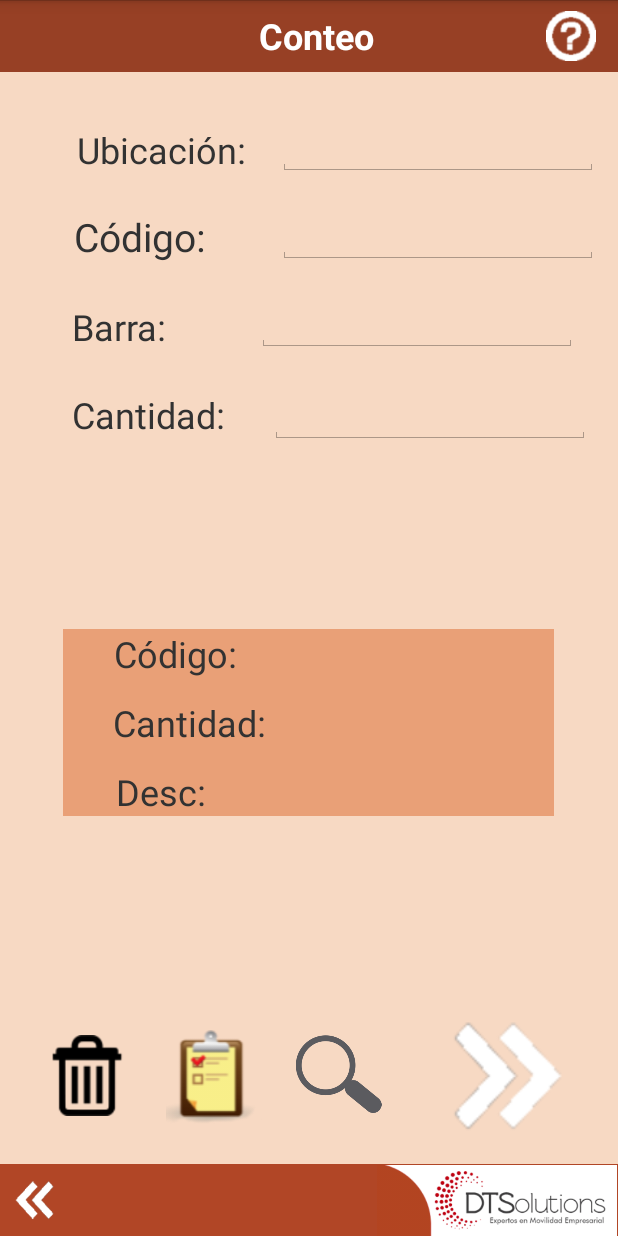
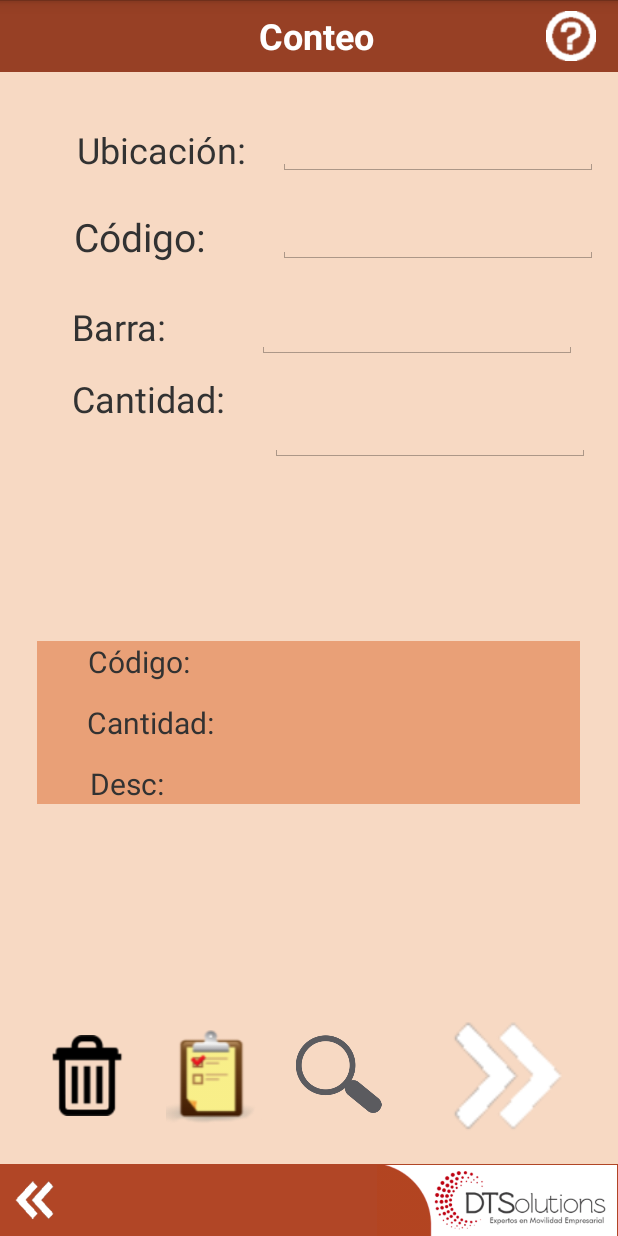
Before and after one commit to dtsolutionsgt/tomweb, an Android app: the Conteo screen opened directly, with no data from a screen before it, on a phone screen of 412 x 824 dp. Run offline under Robolectric (Android 15) with nearby library versions, the phone set to English and light mode, and no system bars.

Commit message:
#GT17052022: busqueda por like, productos y conteos tienen mismo formato grid

```diff
--- a/app/src/main/res/layout/activity_conteo.xml
+++ b/app/src/main/res/layout/activity_conteo.xml
@@ -117,7 +117,7 @@
         android:layout_below="@+id/textView25"
         android:layout_alignParentLeft="true"
         android:layout_marginStart="48dp"
-        android:layout_marginTop="26dp"
+        android:layout_marginTop="15dp"
         android:text="Cantidad:"
         android:textSize="24sp" />
 
@@ -135,10 +135,10 @@
 
         <RelativeLayout
             android:id="@+id/relShow"
-            android:layout_width="327dp"
+            android:layout_width="match_parent"
             android:layout_height="wrap_content"
             android:layout_centerInParent="true"
-            android:layout_centerHorizontal="true"
+            android:layout_marginLeft="50dp"
             android:background="@drawable/color_medium_2">
 
             <TextView
@@ -150,7 +150,7 @@
                 android:layout_marginStart="35dp"
                 android:layout_marginTop="13dp"
                 android:text="Desc:"
-                android:textSize="24sp" />
+                android:textSize="20sp" />
 
             <TextView
                 android:id="@+id/textView38"
@@ -161,7 +161,7 @@
                 android:layout_marginStart="33dp"
                 android:layout_marginTop="13dp"
                 android:text="Cantidad:"
-                android:textSize="24sp" />
+                android:textSize="20sp" />
 
             <TextView
                 android:id="@+id/textView37"
@@ -170,38 +170,38 @@
                 android:layout_alignParentStart="true"
                 android:layout_marginStart="34dp"
                 android:text="Código:"
-                android:textSize="24sp" />
+                android:textSize="20sp" />
 
             <TextView
                 android:id="@+id/txtCodigo2"
-                android:layout_width="159dp"
+                android:layout_width="170dp"
                 android:layout_height="wrap_content"
                 android:layout_marginStart="35dp"
                 android:layout_toEndOf="@+id/textView37"
                 android:onClick="showToast"
-                android:textSize="24sp"
+                android:textSize="18sp"
                 android:textStyle="bold" />
 
             <TextView
                 android:id="@+id/txtCantidad2"
-                android:layout_width="162dp"
+                android:layout_width="170dp"
                 android:layout_height="wrap_content"
                 android:layout_below="@+id/txtCodigo2"
                 android:layout_marginStart="21dp"
                 android:layout_marginTop="13dp"
                 android:layout_toEndOf="@+id/textView38"
-                android:textSize="24sp"
+                android:textSize="18sp"
                 android:textStyle="bold" />
 
             <TextView
                 android:id="@+id/txtDesc"
-                android:layout_width="160dp"
+                android:layout_width="170dp"
                 android:layout_height="wrap_content"
                 android:layout_below="@+id/txtCantidad2"
                 android:layout_marginStart="53dp"
                 android:layout_marginTop="11dp"
                 android:layout_toEndOf="@+id/textView26"
-                android:textSize="24sp"
+                android:textSize="18sp"
                 android:textStyle="bold" />
 
         </RelativeLayout>
@@ -213,7 +213,7 @@
         android:layout_height="wrap_content"
         android:layout_below="@+id/txtCodigo"
         android:layout_marginStart="60dp"
-        android:layout_marginTop="-340dp"
+        android:layout_marginTop="-335dp"
         android:layout_marginBottom="359dp"
         android:layout_toEndOf="@+id/textView25"
         android:ems="10"
@@ -226,7 +226,7 @@
         android:layout_height="wrap_content"
         android:layout_below="@+id/txtBarra"
         android:layout_marginStart="30dp"
-        android:layout_marginTop="-337dp"
+        android:layout_marginTop="-330dp"
         android:layout_marginBottom="359dp"
         android:layout_toEndOf="@+id/textView40"
         android:ems="10"
--- a/app/src/main/res/layout/activity_lista_conteos.xml
+++ b/app/src/main/res/layout/activity_lista_conteos.xml
@@ -22,14 +22,12 @@ tools:context="com.dts.tomweb.ListaConteos">
         android:layout_height="384dp"
         android:layout_below="@+id/txtNombre"
         android:layout_alignParentStart="true"
-        android:layout_alignParentLeft="true"
         android:layout_alignParentTop="false"
-        android:layout_alignParentEnd="true"
-        android:layout_alignParentRight="true"
         android:layout_alignParentBottom="true"
         android:layout_marginTop="26dp"
-        android:layout_marginEnd="5dp"
         android:layout_marginBottom="120dp"
+        android:layout_marginStart="10dp"
+        android:layout_marginEnd="10dp"
         android:fillViewport="true"
         android:scrollbarStyle="insideInset"
         android:scrollbars="vertical">
```
Also changed, not shown: app/src/main/java/com/dts/tomweb/Productos.java (+25 -2 lines), app/src/main/res/layout/activity_productos.xml (+13 -13 lines).
